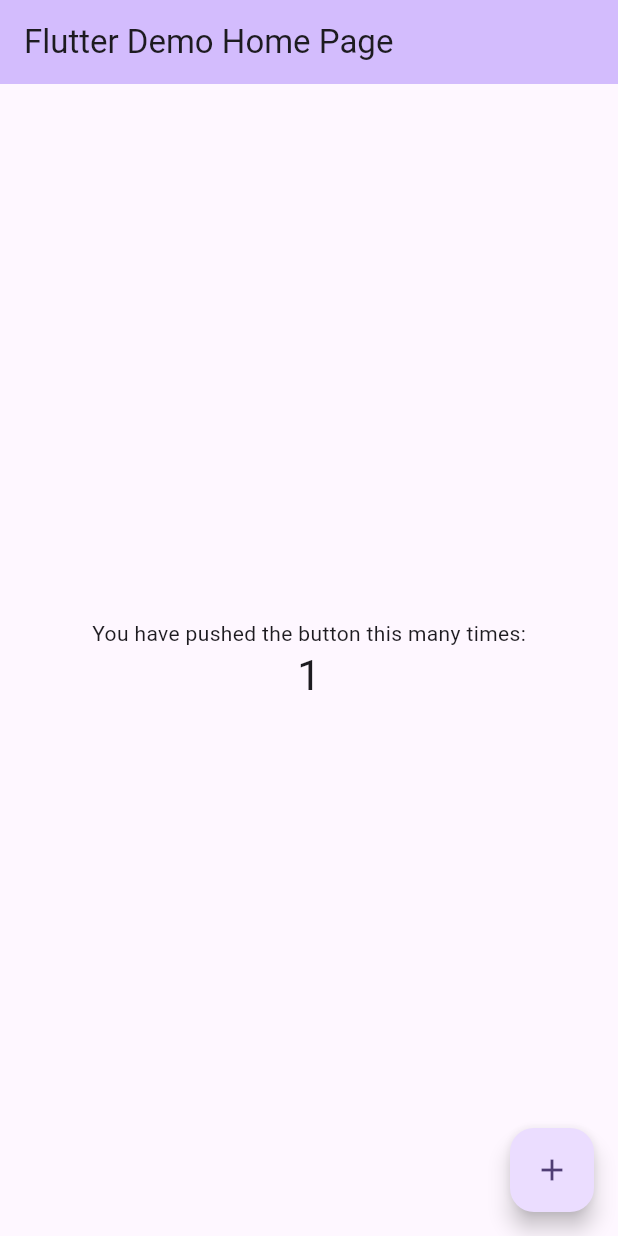
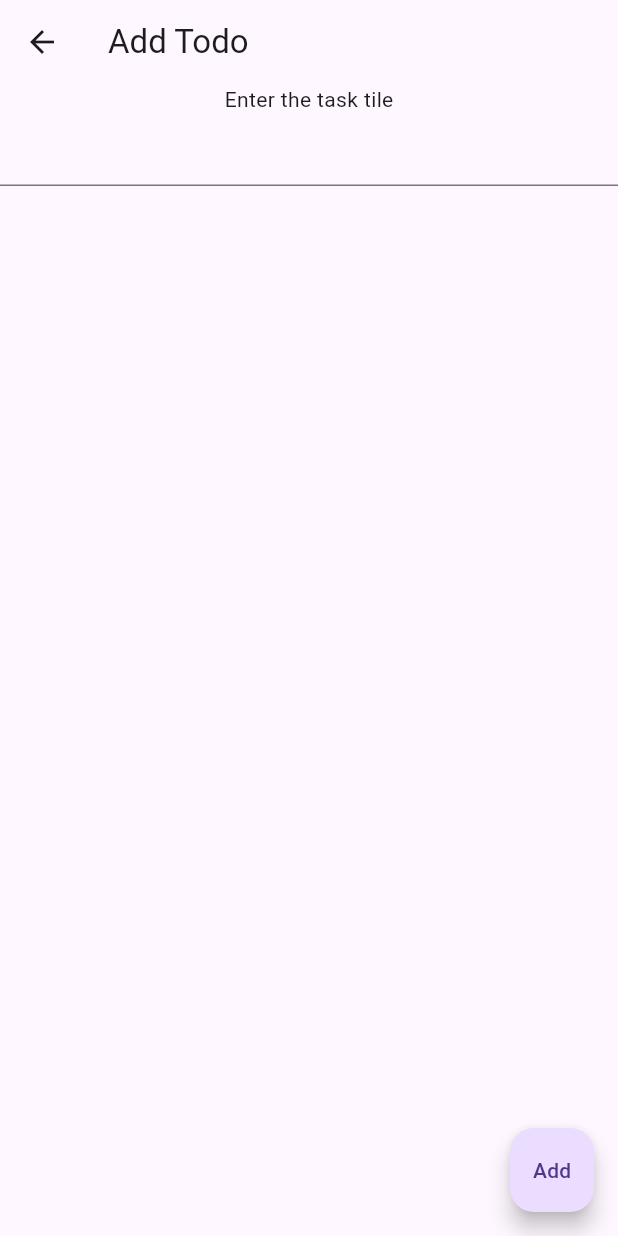
Before and after one commit to tejasthonge/Flutter-Bloc-State-mangement, a Flutter app: the screen it shows after launch, after a tap on the "add" icon, on a phone screen of 412 x 824 dp. Run offline on Flutter 3.47's test engine with Material 3 defaults, Android fonts, the phone set to English and light mode, and no system bars; our stand-ins replace flutter_bloc.

Commit message:
by using the cubit how the statemangemet  is do for basic to lisgt app check the code for more knologe

```diff
--- /dev/null
+++ b/1_to_do_list_using_cubit/todolistapp/devtools_options.yaml
@@ -0,0 +1 @@
+extensions:
--- /dev/null
+++ b/1_to_do_list_using_cubit/todolistapp/lib/cubit/todo_cubit.dart
@@ -0,0 +1,13 @@
+
+
+
+
+import 'package:flutter_bloc/flutter_bloc.dart';
+import 'package:todolistapp/model/todo_model.dart';
+
+class TodoCubit extends Cubit<List<Todo>>{
+  TodoCubit() : super([]);
+  void addTodo({required Todo task}){
+    emit([...state,task]);
+  }
+}
--- a/1_to_do_list_using_cubit/todolistapp/lib/main.dart
+++ b/1_to_do_list_using_cubit/todolistapp/lib/main.dart
@@ -1,4 +1,7 @@
 import 'package:flutter/material.dart';
+import 'package:flutter_bloc/flutter_bloc.dart';
+import 'package:todolistapp/cubit/todo_cubit.dart';
+import 'package:todolistapp/view/home_page.dart';
 
 void main() {
   runApp(const MyApp());
@@ -9,60 +12,13 @@ class MyApp extends StatelessWidget {
 
   @override
   Widget build(BuildContext context) {
-    return MaterialApp(
-      title: 'Flutter Demo',
-      theme: ThemeData(
-        colorScheme: ColorScheme.fromSeed(seedColor: Colors.deepPurple),
-        useMaterial3: true,
-      ),
-      home: const MyHomePage(title: 'Flutter Demo Home Page'),
-    );
-  }
-}
+    return MultiBlocProvider(
+      providers: [
+        BlocProvider(create: (_)=>TodoCubit())
+      ],
+      child: MaterialApp(
 
-class MyHomePage extends StatefulWidget {
-  const MyHomePage({super.key, required this.title});
-
-  final String title;
-
-  @override
-  State<MyHomePage> createState() => _MyHomePageState();
-}
-
-class _MyHomePageState extends State<MyHomePage> {
-  int _counter = 0;
-
-  void _incrementCounter() {
-    setState(() {
-      _counter++;
-    });
-  }
-
-  @override
-  Widget build(BuildContext context) {
-    return Scaffold(
-      appBar: AppBar(
-        backgroundColor: Theme.of(context).colorScheme.inversePrimary,
-        title: Text(widget.title),
-      ),
-      body: Center(
-        child: Column(
-          mainAxisAlignment: MainAxisAlignment.center,
-          children: <Widget>[
-            const Text(
-              'You have pushed the button this many times:',
-            ),
-            Text(
-              '$_counter',
-              style: Theme.of(context).textTheme.headlineMedium,
-            ),
-          ],
-        ),
-      ),
-      floatingActionButton: FloatingActionButton(
-        onPressed: _incrementCounter,
-        tooltip: 'Increment',
-        child: const Icon(Icons.add),
+        home: HomePage(),
       ),
     );
   }
--- /dev/null
+++ b/1_to_do_list_using_cubit/todolistapp/lib/model/todo_model.dart
@@ -0,0 +1,10 @@
+
+
+class Todo{
+  final String taskName;
+  final DateTime date;
+
+  const Todo({required this.taskName, required this.date});
+
+
+}
--- /dev/null
+++ b/1_to_do_list_using_cubit/todolistapp/lib/view/add_todo_page.dart
@@ -0,0 +1,59 @@
+
+
+import 'package:flutter/material.dart';
+import 'package:flutter_bloc/flutter_bloc.dart';
+import 'package:todolistapp/cubit/todo_cubit.dart';
+
+import 'package:todolistapp/model/todo_model.dart';
+
+class AddTodoPage extends StatefulWidget {
+  const AddTodoPage({super.key});
+
+  @override
+  State<AddTodoPage> createState() => _AddTodoPageState();
+}
+
+class _AddTodoPageState extends State<AddTodoPage> {
+  final TextEditingController taskTEC = TextEditingController();
+  @override
+  Widget build(BuildContext context) {
+    final TodoCubit  cubitObj= BlocProvider.of<TodoCubit>(context);
+    return Scaffold(
+      appBar: AppBar(
+
+        title: Text(
+          "Add Todo "
+        ),
+      ),
+
+
+      body: Column(
+        children: [
+
+          Text(
+            "Enter the task tile",
+
+          ),
+          TextField(
+
+            controller: taskTEC,
+          )
+        ],
+      ),
+
+      floatingActionButton: BlocBuilder<TodoCubit ,List<Todo>>(
+        builder: (context ,blocState) {
+          return FloatingActionButton(
+
+            onPressed: (){
+              cubitObj.addTodo(task: Todo(taskName: taskTEC.text.trim(), date: DateTime.now()));
+
+              Navigator.of(context).pop();
+            },
+            child: Text("Add"),
+          );
+        }
+      ),
+    );
+  }
+}
--- /dev/null
+++ b/1_to_do_list_using_cubit/todolistapp/lib/view/home_page.dart
@@ -0,0 +1,49 @@
+
+
+import 'package:flutter/material.dart';
+import 'package:flutter_bloc/flutter_bloc.dart';
+import 'package:todolistapp/cubit/todo_cubit.dart';
+import 'package:todolistapp/model/todo_model.dart';
+import 'package:todolistapp/view/add_todo_page.dart';
+
+class HomePage extends StatefulWidget {
+  const HomePage({super.key});
+
+  @override
+  State<HomePage> createState() => _HomePageState();
+}
+
+class _HomePageState extends State<HomePage> {
+  @override
+  Widget build(BuildContext context) {
+    return Scaffold(
+      appBar: AppBar(
+        centerTitle: true,
+        title: Text("Todo List"),
+      ),
+      body: BlocBuilder<TodoCubit,List<Todo>>(
+        builder: (context ,todoState) {
+
+          return ListView.builder(
+            itemCount: todoState.length,
+            itemBuilder: ( context,index){
+            final todos = todoState[index];
+            return ListTile(
+              title: Text(todos.taskName),
+            );
+          });
+        }
+
+      ),
+      floatingActionButton: FloatingActionButton(onPressed: () {
+        Navigator.of(context).push(
+          MaterialPageRoute(builder: (_)=>AddTodoPage())
+        );
+
+      } ,
+      child:Icon( Icons.add)
+      ),
+
+    );
+  }
+}
--- a/1_to_do_list_using_cubit/todolistapp/pubspec.yaml
+++ b/1_to_do_list_using_cubit/todolistapp/pubspec.yaml
@@ -35,6 +35,7 @@ dependencies:
   # The following adds the Cupertino Icons font to your application.
   # Use with the CupertinoIcons class for iOS style icons.
   cupertino_icons: ^1.0.6
+  flutter_bloc: ^8.1.6
 
 dev_dependencies:
   flutter_test:
```
Also changed, not shown: 1_to_do_list_using_cubit/todolistapp/pubspec.lock.
